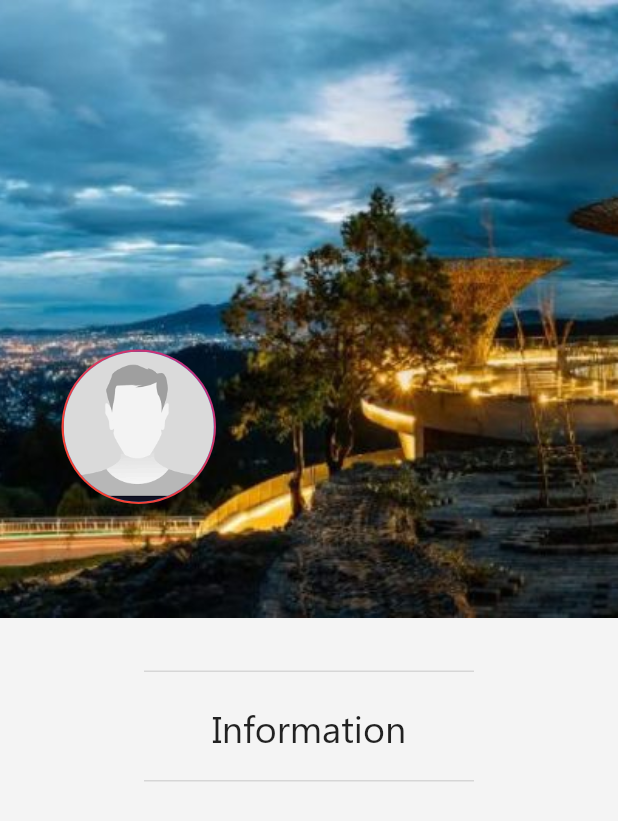
After one commit to abene42/intern, a Flutter app: the ProfilePage screen opened by its route, on a phone screen of 412 x 824 dp. The commit adds this screen. Shown: the top 821 px of the screen. Run offline on Flutter 3.47's test engine with Material 2 defaults, Android fonts, the phone set to English and light mode, and no system bars; our stand-ins replace get; missing offline and left inert: colorful_safe_area.

Commit message:
minor: started profile page

```diff
--- a/lib/main.dart
+++ b/lib/main.dart
@@ -1,6 +1,7 @@
 import 'package:flutter/material.dart';
 import 'package:flutter/services.dart';
 import 'package:get/get.dart';
+import 'package:intern/pages/profile/profile_page.dart';
 import 'package:intern/pages/search-page/search_page.dart';
 
 void main() {
@@ -26,6 +27,10 @@ class MyApp extends StatelessWidget {
       ),
       home: SearchPage(),
       debugShowCheckedModeBanner: false,
+      getPages: [
+        GetPage(name: '/searchPage', page: () => const SearchPage()),
+        GetPage(name: '/profilePage', page: () => const ProfilePage())
+      ],
     );
   }
 }
--- /dev/null
+++ b/lib/pages/profile/profile_page.dart
@@ -0,0 +1,78 @@
+import 'package:flutter/material.dart';
+import 'package:get/get.dart';
+import 'package:intern/widgets/profile_photo_avatar/profile_photo_avatar.dart';
+
+class ProfilePage extends StatelessWidget {
+  const ProfilePage({Key? key}) : super(key: key);
+
+  @override
+  Widget build(BuildContext context) {
+    return Scaffold(
+      backgroundColor: const Color(0xffF4F4F4),
+      body: SingleChildScrollView(
+        child: SizedBox(
+          height: Get.height,
+          child: Column(
+            children: [
+              Expanded(
+                flex: 1,
+                child: Stack(
+                  children: [
+                    Container(
+                      decoration: const BoxDecoration(
+                        image: DecorationImage(
+                            image: AssetImage('assets/images/entoto-park.jpg'),
+                            fit: BoxFit.cover),
+                      ),
+                    ),
+                    Positioned(
+                      bottom: 76,
+                      left: 41,
+                      child: ProfilePhotoAvatar(
+                        imageUrl: 'assets/images/person_placeholder.png',
+                        colors: const [Colors.red, Colors.purple],
+                        radius: 50,
+                      ),
+                    )
+                  ],
+                ),
+              ),
+              Expanded(
+                flex: 1,
+                child: Container(
+                  padding: const EdgeInsets.all(36),
+                  child: Column(
+                    children: const [
+                      Divider(
+                        thickness: 1,
+                        indent: 60,
+                        endIndent: 60,
+                        height: 0,
+                      ),
+                      Padding(
+                        padding: const EdgeInsets.symmetric(vertical: 20.0),
+                        child: Text(
+                          'Information',
+                          style: TextStyle(
+                            fontSize: 25,
+                            fontWeight: FontWeight.w200,
+                          ),
+                        ),
+                      ),
+                      Divider(
+                        thickness: 1,
+                        indent: 60,
+                        endIndent: 60,
+                        height: 0,
+                      ),
+                    ],
+                  ),
+                ),
+              ),
+            ],
+          ),
+        ),
+      ),
+    );
+  }
+}
--- a/lib/pages/search-page/search_page.dart
+++ b/lib/pages/search-page/search_page.dart
@@ -47,12 +47,15 @@ class _SearchPageState extends State<SearchPage> with TickerProviderStateMixin {
                 children: [
                   Row(
                     children: [
-                      ProfilePhotoAvatar(
-                        imageUrl: 'assets/images/person_placeholder.png',
-                        colors: const [
-                          Colors.purpleAccent,
-                          Colors.red,
-                        ],
+                      InkWell(
+                        child: ProfilePhotoAvatar(
+                          imageUrl: 'assets/images/person_placeholder.png',
+                          colors: const [
+                            Colors.purpleAccent,
+                            Colors.red,
+                          ],
+                        ),
+                        onTap: () => Get.toNamed('profilePage'),
                       ),
                     ],
                   ),
--- a/lib/widgets/profile_photo_avatar/profile_photo_avatar.dart
+++ b/lib/widgets/profile_photo_avatar/profile_photo_avatar.dart
@@ -3,9 +3,14 @@ import 'package:flutter/material.dart';
 class ProfilePhotoAvatar extends StatelessWidget {
   final String imageUrl;
   List<Color> colors;
+  final double? radius;
 
-  ProfilePhotoAvatar({Key? key, required this.imageUrl, required this.colors})
-      : super(key: key);
+  ProfilePhotoAvatar({
+    Key? key,
+    required this.imageUrl,
+    required this.colors,
+    this.radius,
+  }) : super(key: key);
 
   @override
   Widget build(BuildContext context) {
@@ -21,7 +26,7 @@ class ProfilePhotoAvatar extends StatelessWidget {
       ),
       child: CircleAvatar(
         backgroundImage: AssetImage(imageUrl),
-        radius: 22,
+        radius: radius ?? 22,
       ),
     );
   }
```
Also changed, not shown: assets/images/entoto-park.jpg (added).
